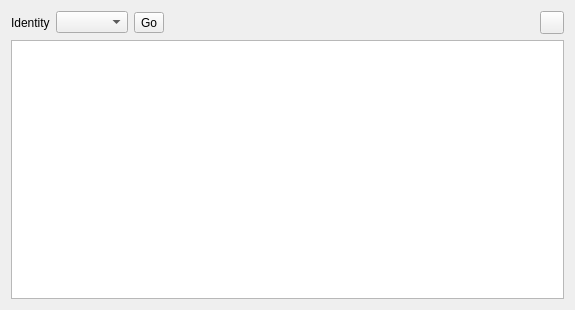
The window that src/RemoteDock.ui (sqlitebrowser/sqlitebrowser) describes before a commit, drawn with Qt 5.
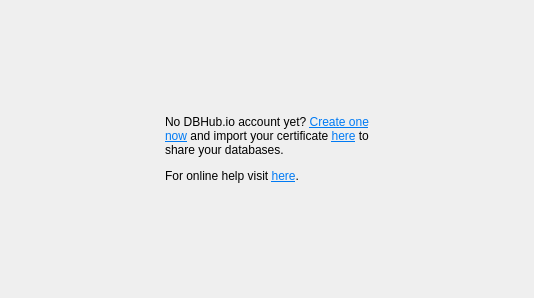
The same window after the commit. The open tabs and pages were chosen to show the change. Icons and pictures are not drawn.

Commit message:
dbhub: Make the initial account creation process a bit more obvious
This shows a short text in the Remote dock when no certificates are
configured yet. This text contains links to the dbhub.io page and gives
at least some information on the overall process. As soon as the first
certificate is imported, the old view is shown instead.

```diff
--- a/src/RemoteDock.ui
+++ b/src/RemoteDock.ui
@@ -6,13 +6,20 @@
    <rect>
     <x>0</x>
     <y>0</y>
-    <width>575</width>
-    <height>310</height>
+    <width>534</width>
+    <height>298</height>
    </rect>
   </property>
   <property name="windowTitle">
    <string>Remote</string>
   </property>
+  <layout class="QHBoxLayout" name="horizontalLayout_2">
+   <item>
+    <widget class="QStackedWidget" name="stack">
+     <property name="currentIndex">
+      <number>0</number>
+     </property>
+     <widget class="QWidget" name="pageMain">
   <layout class="QVBoxLayout" name="verticalLayout">
    <item>
     <layout class="QHBoxLayout" name="horizontalLayout">
@@ -78,6 +85,80 @@
      <property name="whatsThis">
       <string>&lt;html&gt;&lt;head/&gt;&lt;body&gt;&lt;p&gt;In this pane, remote databases from dbhub.io website can be added to DB4S. First you need an identity:&lt;/p&gt;&lt;ol style=&quot;margin-top: 0px; margin-bottom: 0px; margin-left: 0px; margin-right: 0px; -qt-list-indent: 1;&quot;&gt;&lt;li style=&quot; margin-top:12px; margin-bottom:0px; margin-left:0px; margin-right:0px; -qt-block-indent:0; text-indent:0px;&quot;&gt;Login to the dbhub.io website (use your GitHub credentials or whatever you want)&lt;/li&gt;&lt;li style=&quot; margin-top:0px; margin-bottom:0px; margin-left:0px; margin-right:0px; -qt-block-indent:0; text-indent:0px;&quot;&gt;Click the button to create a DB4S certificate (that's your identity). That'll give you a certificate file (save it to your local disk).&lt;/li&gt;&lt;li style=&quot; margin-top:0px; margin-bottom:12px; margin-left:0px; margin-right:0px; -qt-block-indent:0; text-indent:0px;&quot;&gt;Go to the Remote tab in DB4S Preferences. Click the button to add a new certificate to DB4S and choose the just downloaded certificate file.&lt;/li&gt;&lt;/ol&gt;&lt;p&gt;Now the Remote panel shows your identity and you can add remote databases.&lt;/p&gt;&lt;/body&gt;&lt;/html&gt;</string>
      </property>
+        </widget>
+       </item>
+      </layout>
+     </widget>
+     <widget class="QWidget" name="pageNoCerts">
+      <layout class="QVBoxLayout" name="verticalLayout_2">
+       <item>
+        <spacer name="verticalSpacer">
+         <property name="orientation">
+          <enum>Qt::Vertical</enum>
+         </property>
+         <property name="sizeHint" stdset="0">
+          <size>
+           <width>20</width>
+           <height>85</height>
+          </size>
+         </property>
+        </spacer>
+       </item>
+       <item>
+        <layout class="QHBoxLayout" name="horizontalLayout_3">
+         <item>
+          <spacer name="horizontalSpacer_2">
+           <property name="orientation">
+            <enum>Qt::Horizontal</enum>
+           </property>
+           <property name="sizeHint" stdset="0">
+            <size>
+             <width>40</width>
+             <height>20</height>
+            </size>
+           </property>
+          </spacer>
+         </item>
+         <item>
+          <widget class="QLabel" name="labelNoCert">
+           <property name="text">
+            <string>&lt;html&gt;&lt;head/&gt;&lt;body&gt;&lt;p&gt;No DBHub.io account yet? &lt;a href=&quot;https://dbhub.io/&quot;&gt;&lt;span style=&quot; text-decoration: underline; color:#007af4;&quot;&gt;Create one now&lt;/span&gt;&lt;/a&gt; and import your certificate &lt;a href=&quot;#preferences&quot;&gt;&lt;span style=&quot; text-decoration: underline; color:#007af4;&quot;&gt;here&lt;/span&gt;&lt;/a&gt; to share your databases.&lt;/p&gt;&lt;p&gt;For online help visit &lt;a href=&quot;https://dbhub.io/about&quot;&gt;&lt;span style=&quot; text-decoration: underline; color:#007af4;&quot;&gt;here&lt;/span&gt;&lt;/a&gt;.&lt;/p&gt;&lt;/body&gt;&lt;/html&gt;</string>
+           </property>
+           <property name="wordWrap">
+            <bool>true</bool>
+           </property>
+          </widget>
+         </item>
+         <item>
+          <spacer name="horizontalSpacer_3">
+           <property name="orientation">
+            <enum>Qt::Horizontal</enum>
+           </property>
+           <property name="sizeHint" stdset="0">
+            <size>
+             <width>40</width>
+             <height>20</height>
+            </size>
+           </property>
+          </spacer>
+         </item>
+        </layout>
+       </item>
+       <item>
+        <spacer name="verticalSpacer_2">
+         <property name="orientation">
+          <enum>Qt::Vertical</enum>
+         </property>
+         <property name="sizeHint" stdset="0">
+          <size>
+           <width>20</width>
+           <height>85</height>
+          </size>
+         </property>
+        </spacer>
+       </item>
+      </layout>
+     </widget>
     </widget>
    </item>
   </layout>
```
Lines whose indentation alone changed are shown as unchanged. The commit also changes 2 other files.
